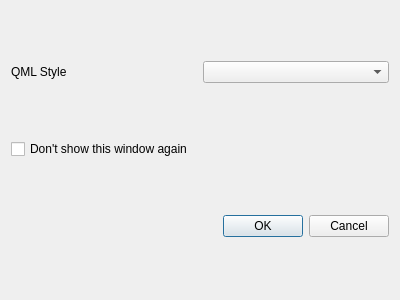
Above: label_connector_dialog_base.ui from Oslandia/labelconnector before the change. Below: the same form after it.
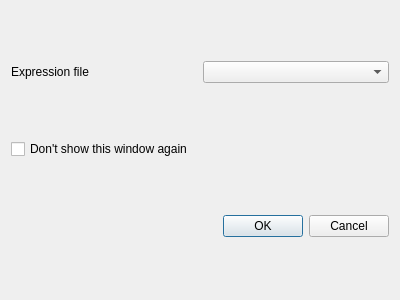
That is the form after the change.

Commit message: use expression for geometry generator instead of QML

Patch:
```diff
--- a/label_connector_dialog_base.ui
+++ b/label_connector_dialog_base.ui
@@ -17,7 +17,7 @@
    <item row="0" column="0">
     <widget class="QLabel" name="label">
      <property name="text">
-      <string>QML Style</string>
+      <string>Expression file</string>
      </property>
     </widget>
    </item>
```
The commit also changes 5 other files.
